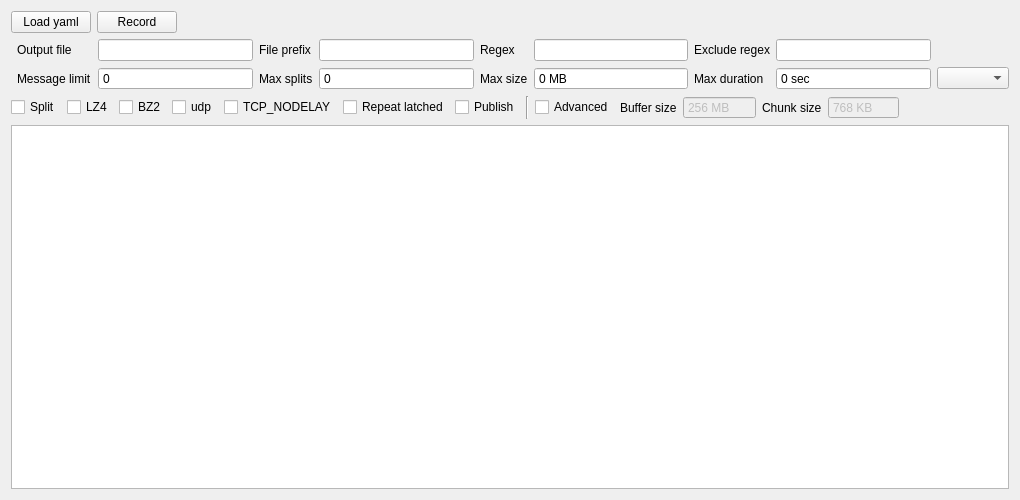
heuristicus/rqt_bag_helper, file resource/RosBagHelper.ui: the form before one commit.
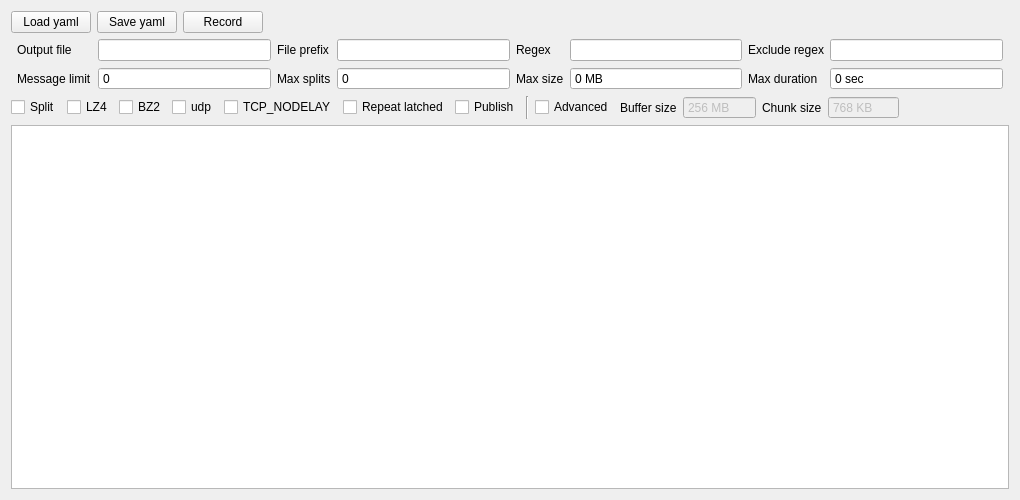
The form after the commit.

Commit message: rename some variables, implement save functionality for yaml config, including checkboxes

What changed in the file:
```diff
--- a/resource/RosBagHelper.ui
+++ b/resource/RosBagHelper.ui
@@ -23,6 +23,13 @@
        </property>
       </widget>
      </item>
+     <item>
+      <widget class="QPushButton" name="saveButton">
+       <property name="text">
+        <string>Save yaml</string>
+       </property>
+      </widget>
+     </item>
      <item>
       <widget class="QPushButton" name="recordButton">
        <property name="sizePolicy">
@@ -63,9 +70,6 @@
        </property>
       </widget>
      </item>
-     <item row="2" column="9">
-      <widget class="QComboBox" name="comboBox"/>
-     </item>
      <item row="2" column="7">
       <widget class="QLabel" name="durationLabel">
        <property name="text">
```
The commit also changes 2 other files.
